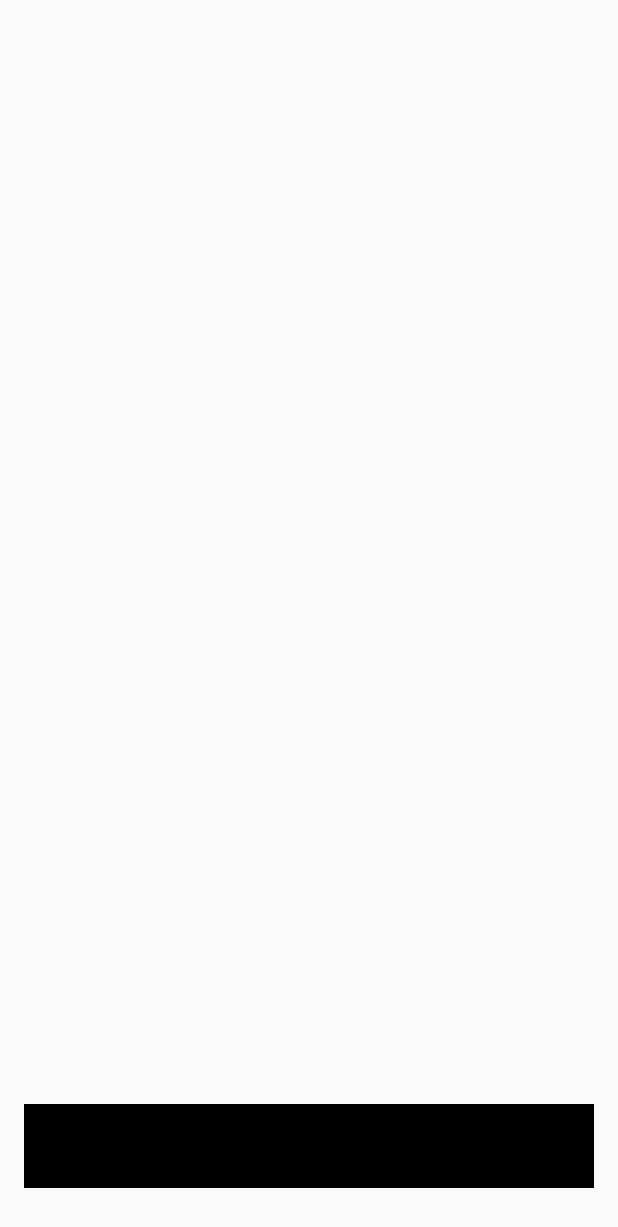
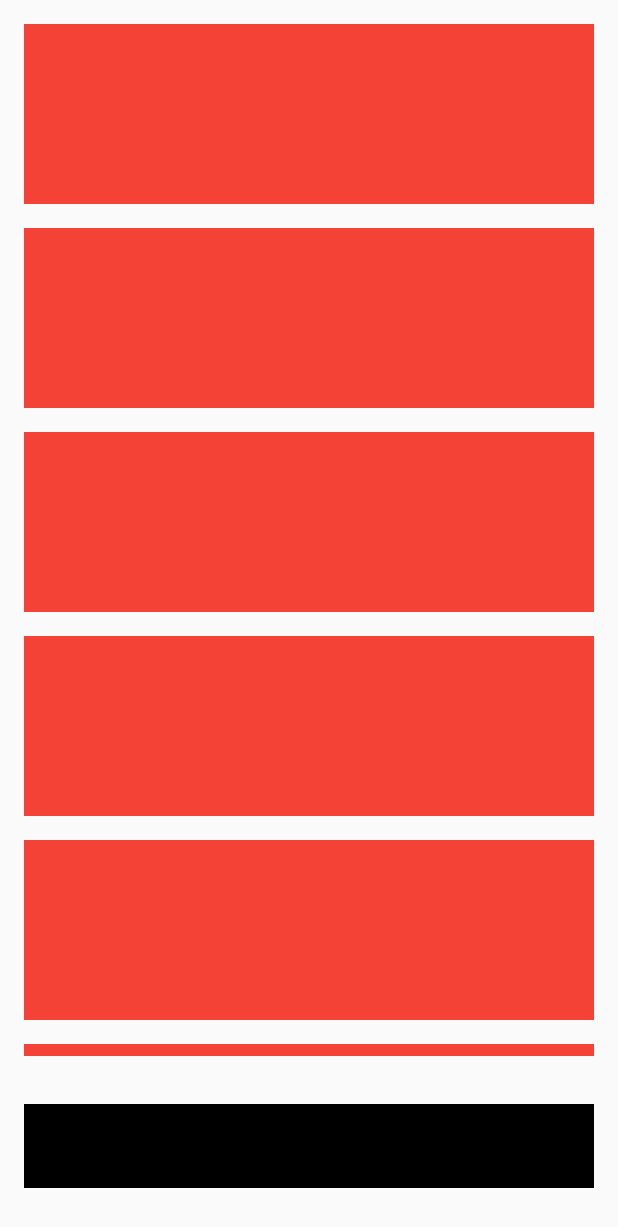
Before and after one commit to JoaoRicardi/wetther_app_flutter, a Flutter app: the screen it shows after launch, on a phone screen of 412 x 824 dp. Shown: the top 1227 px of the screen. Run offline on Flutter 3.47's test engine with Material 2 defaults, Android fonts, the light colour scheme and no system bars; our stand-ins replace dio, get_it.

Commit message:
template de ui da home

```diff
--- a/lib/src/app.dart
+++ b/lib/src/app.dart
@@ -1,5 +1,5 @@
 import 'package:flutter/material.dart';
-import 'package:weaather_flutter_app/src/presentation/home/home_page.dart';
+import 'package:weaather_flutter_app/src/presentation/modules/home/home_page.dart';
 
 class MyApp extends StatelessWidget {
   const MyApp({Key? key}) : super(key: key);
--- a/lib/src/presentation/home/home_page.dart
+++ /dev/null
@@ -1,108 +0,0 @@
-import 'package:flutter/material.dart';
-import 'package:weaather_flutter_app/src/core/base/base_page.dart';
-
-class MyHomePage extends StatefulWidget with BasePage {
-
-  MyHomePage({Key? key, required this.title}) : super(key: key);
-
-  final String title;
-
-  @override
-  State<MyHomePage> createState() => _MyHomePageState();
-}
-
-class _MyHomePageState extends State<MyHomePage> {
-
-  var minhasCidade = <String>[];
-
-
-  Future<void> _showSearch() async {
-    var res = await showSearch(
-      context: context,
-      delegate: TheSearch(),
-    );
-
-    if(res != null && res.isEmpty) {
-      setState(() {
-        minhasCidade.add(res);
-      });
-    }
-  }
-
-  @override
-  Widget build(BuildContext context) {
-    return Scaffold(
-      bottomNavigationBar: Padding(
-        padding: EdgeInsets.only(
-          left: 16,
-          right: 16,
-          bottom: MediaQuery.of(context).padding.bottom == 0.0 ? 32 : MediaQuery.of(context).padding.bottom
-        ),
-        child: InkWell(
-          onTap: _showSearch,
-          child: Container(
-            width: double.infinity,
-            height: 56,
-            color: Colors.black,
-          ),
-        ),
-      ),
-    );
-  }
-
-}
-
-class TheSearch extends SearchDelegate<String> {
-
-  TheSearch();
-
-  final suggestions = [
-    "Silverstone, UK",
-    "São Paulo, Brazil",
-    "Melbourne, Australia",
-    "Monte Carlo, Monaco"
-  ];
-
-  @override
-  String get searchFieldLabel => "Procure pela cidade ou estado";
-
-  @override
-  List<Widget> buildActions(BuildContext context) {
-    return [
-      IconButton(
-        icon: const Icon(Icons.clear),
-        onPressed: () {
-          query = "";
-        },
-      )
-    ];
-  }
-
-  @override
-  Widget buildLeading(BuildContext context) {
-    return IconButton(
-      icon: AnimatedIcon(
-        icon: AnimatedIcons.menu_arrow,
-        progress: transitionAnimation,
-      ),
-      onPressed: () {
-        close(context, "");
-      },
-    );
-  }
-
-  @override
-  Widget buildResults(BuildContext context) {
-    return SizedBox();
-  }
-
-  @override
-  Widget buildSuggestions(BuildContext context) {
-    // final suggestions = query.isEmpty ? suggestions : [];
-    return ListView.builder(
-      itemCount: suggestions.length,
-      itemBuilder: (content, index) => ListTile(
-          title: Text(suggestions[index])),
-    );
-  }
-}
--- /dev/null
+++ b/lib/src/presentation/modules/home/home_page.dart
@@ -0,0 +1,73 @@
+import 'package:flutter/material.dart';
+import 'package:weaather_flutter_app/src/core/base/base_page.dart';
+import 'package:weaather_flutter_app/src/presentation/widgtes/search/search_delegate.dart';
+
+class MyHomePage extends StatefulWidget with BasePage {
+
+  MyHomePage({Key? key, required this.title}) : super(key: key);
+
+  final String title;
+
+  @override
+  State<MyHomePage> createState() => _MyHomePageState();
+}
+
+class _MyHomePageState extends State<MyHomePage> {
+
+  var minhasCidade = <String>[];
+
+
+  Future<void> _showSearch() async {
+    var res = await showSearch(
+      context: context,
+      delegate: WeatherSearchDelegate(),
+    );
+
+    if(res != null && res.isEmpty) {
+      setState(() {
+        minhasCidade.add(res);
+      });
+    }
+  }
+
+  @override
+  Widget build(BuildContext context) {
+    return Scaffold(
+      body: Padding(
+        padding: const EdgeInsets.only(
+          bottom: 32
+        ),
+        child: ListView.builder(
+          itemBuilder: (context, index){
+            return Padding(
+              padding: const EdgeInsets.only(
+                left: 16,right: 16,top: 16
+              ),
+              child: Container(
+                width: double.infinity,
+                height: 120,
+                color: Colors.red,
+              ),
+            );
+          }
+        ),
+      ),
+      bottomNavigationBar: Padding(
+        padding: EdgeInsets.only(
+          left: 16,
+          right: 16,
+          bottom: MediaQuery.of(context).padding.bottom == 0.0 ? 32 : MediaQuery.of(context).padding.bottom
+        ),
+        child: InkWell(
+          onTap: _showSearch,
+          child: Container(
+            width: double.infinity,
+            height: 56,
+            color: Colors.black,
+          ),
+        ),
+      ),
+    );
+  }
+
+}
--- /dev/null
+++ b/lib/src/presentation/widgtes/search/search_delegate.dart
@@ -0,0 +1,57 @@
+
+import 'package:flutter/material.dart';
+
+class WeatherSearchDelegate extends SearchDelegate<String> {
+
+  WeatherSearchDelegate();
+
+  final suggestions = [
+    "Silverstone, UK",
+    "São Paulo, Brazil",
+    "Melbourne, Australia",
+    "Monte Carlo, Monaco"
+  ];
+
+  @override
+  String get searchFieldLabel => "Procure pela cidade ou estado";
+
+  @override
+  List<Widget> buildActions(BuildContext context) {
+    return [
+      IconButton(
+        icon: const Icon(Icons.clear),
+        onPressed: () {
+          query = "";
+        },
+      )
+    ];
+  }
+
+  @override
+  Widget buildLeading(BuildContext context) {
+    return IconButton(
+      icon: AnimatedIcon(
+        icon: AnimatedIcons.menu_arrow,
+        progress: transitionAnimation,
+      ),
+      onPressed: () {
+        close(context, "");
+      },
+    );
+  }
+
+  @override
+  Widget buildResults(BuildContext context) {
+    return SizedBox();
+  }
+
+  @override
+  Widget buildSuggestions(BuildContext context) {
+    // final suggestions = query.isEmpty ? suggestions : [];
+    return ListView.builder(
+      itemCount: suggestions.length,
+      itemBuilder: (content, index) => ListTile(
+          title: Text(suggestions[index])),
+    );
+  }
+}
```
Also changed, not shown: lib/src/presentation/modules/detail/detail_page.dart (added).
